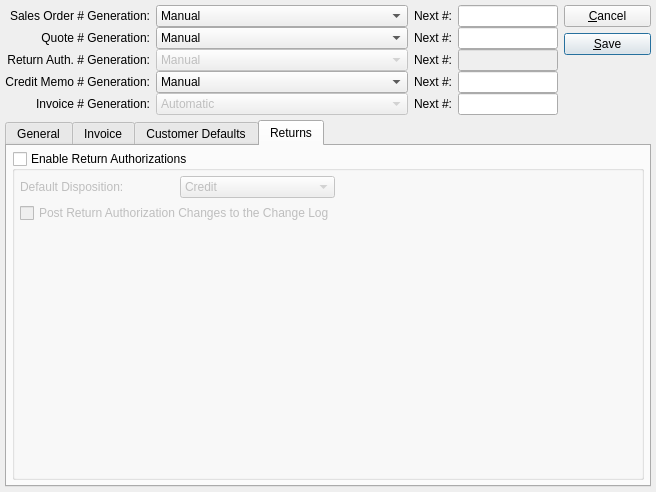
Above: xtuple/trunk/guiclient/configureSO.ui from WooodHead/xtuple before the change. Below: the same form after it.
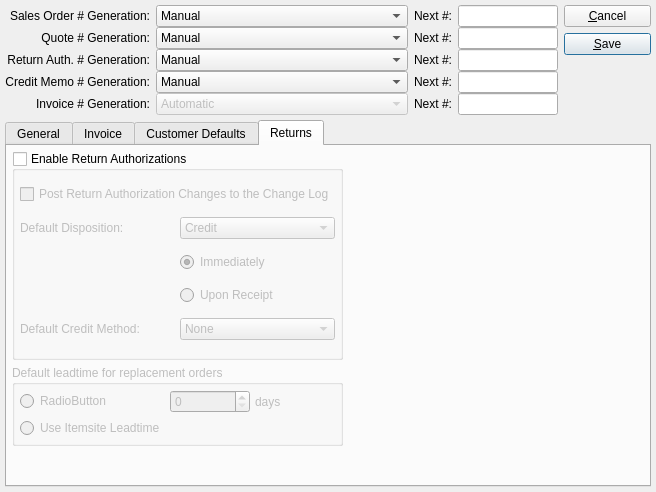
That is the form after the change. The open tabs and pages were chosen to show the change. Custom widgets are drawn as their Qt base class.

Diff of the .ui file:
```diff
--- a/xtuple/trunk/guiclient/configureSO.ui
+++ b/xtuple/trunk/guiclient/configureSO.ui
@@ -6,7 +6,7 @@
     <x>0</x>
     <y>0</y>
     <width>647</width>
-    <height>468</height>
+    <height>469</height>
    </rect>
   </property>
   <property name="windowTitle" >
@@ -174,7 +174,7 @@
        <item>
         <widget class="QComboBox" name="_returnAuthorizationNumGeneration" >
          <property name="enabled" >
-          <bool>false</bool>
+          <bool>true</bool>
          </property>
          <property name="sizePolicy" >
           <sizepolicy vsizetype="Fixed" hsizetype="Preferred" >
@@ -376,7 +376,7 @@
        <item>
         <widget class="XLineEdit" name="_nextRaNumber" >
          <property name="enabled" >
-          <bool>false</bool>
+          <bool>true</bool>
          </property>
          <property name="minimumSize" >
           <size>
@@ -1682,6 +1682,12 @@
       <layout class="QGridLayout" >
        <item row="0" column="0" >
         <widget class="QGroupBox" name="_enableReturns" >
+         <property name="sizePolicy" >
+          <sizepolicy vsizetype="Expanding" hsizetype="Preferred" >
+           <horstretch>0</horstretch>
+           <verstretch>0</verstretch>
+          </sizepolicy>
+         </property>
          <property name="title" >
           <string>Enable Return Authorizations</string>
          </property>
@@ -1692,14 +1698,21 @@
           <bool>false</bool>
          </property>
          <layout class="QGridLayout" >
-          <item row="0" column="0" >
+          <item row="0" column="0" colspan="2" >
+           <widget class="QCheckBox" name="_returnAuthChangeLog" >
+            <property name="text" >
+             <string>Post Return Authorization Changes to the Change Log</string>
+            </property>
+           </widget>
+          </item>
+          <item row="1" column="0" >
            <widget class="QLabel" name="_dispositionLit" >
             <property name="text" >
              <string>Default Disposition:</string>
             </property>
            </widget>
           </item>
-          <item row="0" column="1" >
+          <item row="1" column="1" >
            <widget class="XComboBox" name="_disposition" >
             <item>
              <property name="text" >
@@ -1728,42 +1741,126 @@
             </item>
            </widget>
           </item>
-          <item row="1" column="0" colspan="2" >
-           <widget class="QCheckBox" name="_returnAuthChangeLog" >
+          <item row="2" column="1" >
+           <widget class="QRadioButton" name="_immediately" >
             <property name="text" >
-             <string>Post Return Authorization Changes to the Change Log</string>
+             <string>Immediately</string>
+            </property>
+            <property name="checked" >
+             <bool>true</bool>
+            </property>
+           </widget>
+          </item>
+          <item row="3" column="1" >
+           <widget class="QRadioButton" name="_uponReceipt" >
+            <property name="text" >
+             <string>Upon Receipt</string>
+            </property>
+           </widget>
+          </item>
+          <item row="4" column="0" >
+           <widget class="QLabel" name="_creditByLit" >
+            <property name="text" >
+             <string>Default Credit Method:</string>
+            </property>
+           </widget>
+          </item>
+          <item row="4" column="1" >
+           <widget class="XComboBox" name="_creditBy" >
+            <item>
+             <property name="text" >
+              <string>None</string>
+             </property>
+            </item>
+            <item>
+             <property name="text" >
+              <string>Credit Memo</string>
+             </property>
+            </item>
+            <item>
+             <property name="text" >
+              <string>Check</string>
+             </property>
+            </item>
+            <item>
+             <property name="text" >
+              <string>Credid Card</string>
+             </property>
+            </item>
+           </widget>
+          </item>
+         </layout>
+        </widget>
+       </item>
+       <item rowspan="2" row="0" column="1" >
+        <spacer>
+         <property name="orientation" >
+          <enum>Qt::Horizontal</enum>
+         </property>
+         <property name="sizeHint" >
+          <size>
+           <width>281</width>
+           <height>295</height>
+          </size>
+         </property>
+        </spacer>
+       </item>
+       <item row="1" column="0" >
+        <widget class="QGroupBox" name="_leadtimeGroup" >
+         <property name="enabled" >
+          <bool>false</bool>
+         </property>
+         <property name="title" >
+          <string>Default leadtime for replacement orders</string>
+         </property>
+         <layout class="QGridLayout" >
+          <item row="0" column="0" >
+           <widget class="QRadioButton" name="_useDays" >
+            <property name="text" >
+             <string>RadioButton</string>
+            </property>
+           </widget>
+          </item>
+          <item row="0" column="1" >
+           <widget class="QSpinBox" name="_days" >
+            <property name="maximum" >
+             <number>400</number>
             </property>
            </widget>
           </item>
           <item row="0" column="2" >
-           <spacer>
-            <property name="orientation" >
-             <enum>Qt::Horizontal</enum>
+           <widget class="QLabel" name="_daysLit" >
+            <property name="text" >
+             <string>days</string>
             </property>
-            <property name="sizeHint" >
-             <size>
-              <width>40</width>
-              <height>20</height>
-             </size>
-            </property>
-           </spacer>
+           </widget>
           </item>
-          <item row="2" column="0" >
-           <spacer>
-            <property name="orientation" >
-             <enum>Qt::Vertical</enum>
+          <item row="1" column="0" >
+           <widget class="QRadioButton" name="_useItemsite" >
+            <property name="text" >
+             <string>Use Itemsite Leadtime</string>
             </property>
-            <property name="sizeHint" >
-             <size>
-              <width>20</width>
-              <height>40</height>
-             </size>
-            </property>
-           </spacer>
+           </widget>
           </item>
          </layout>
         </widget>
        </item>
+       <item row="2" column="0" >
+        <spacer>
+         <property name="orientation" >
+          <enum>Qt::Vertical</enum>
+         </property>
+         <property name="sizeType" >
+          <enum>QSizePolicy::MinimumExpanding</enum>
+         </property>
+         <property name="sizeHint" >
+          <size>
+           <width>140</width>
+           <height>0</height>
+          </size>
+         </property>
+        </spacer>
+       </item>
       </layout>
      </widget>
     </widget>
```
Left out of the diff: 16 changed lines with no effect on the pictures.
